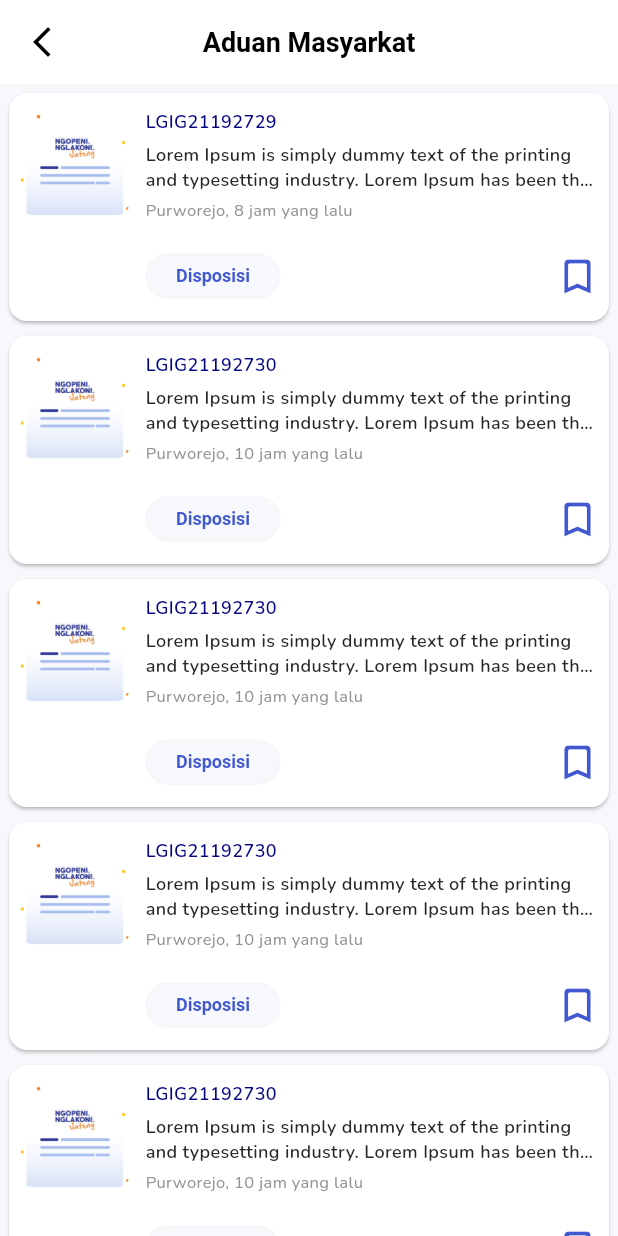
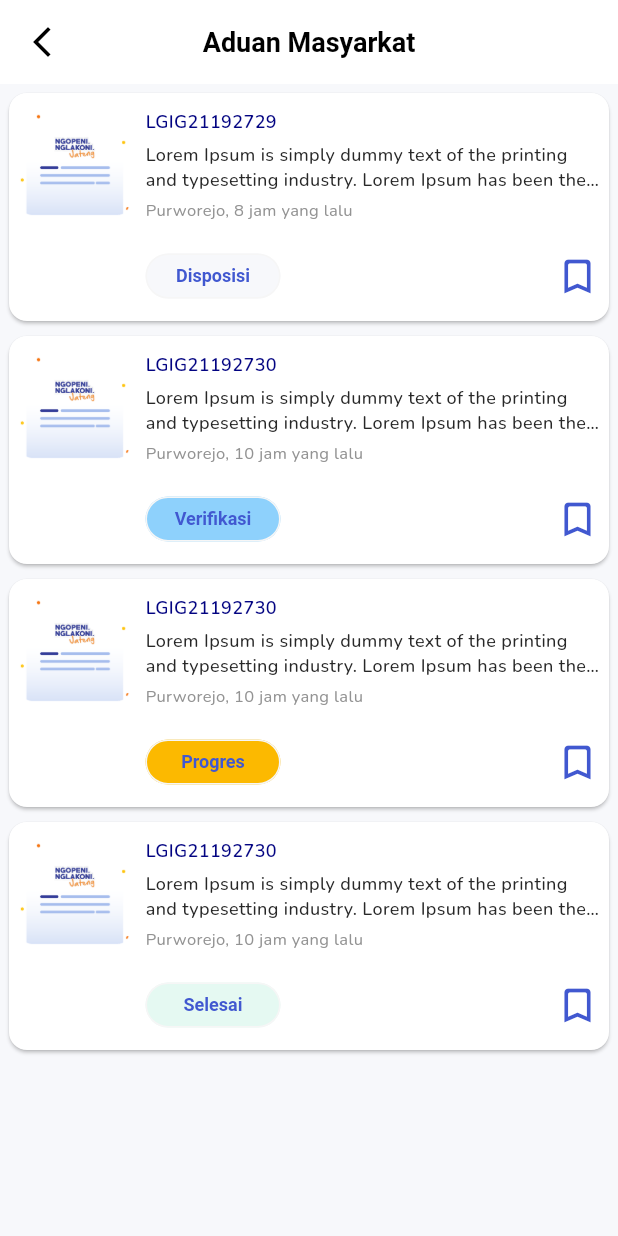
Before and after one commit to hafid-js/Polandesa, a Flutter app: the ListComplaintScren screen opened directly, on a phone screen of 412 x 824 dp. Run offline on Flutter 3.47's test engine with Material 3 defaults, Android fonts, the phone set to English and light mode, and no system bars; our stand-ins replace carousel_slider, connectivity_plus, get, iconsax, smooth_page_indicator.

Commit message:
create detail complaint page

```diff
--- a/lib/home/complaint/list_complaints.dart
+++ b/lib/home/complaint/list_complaints.dart
@@ -1,5 +1,6 @@
 import 'package:flutter/material.dart';
 import 'package:get/get.dart';
+import 'package:polandesa/home/complaint/detail_complaint.dart';
 import 'package:polandesa/utils/constants/colors.dart';
 import 'package:polandesa/utils/constants/helpers/hex_color.dart';
 
@@ -8,55 +9,34 @@ class ListComplaintScren extends StatelessWidget {
 
   @override
   Widget build(BuildContext context) {
-
     final List<Map<String, String>> complaints = [
       {
         "kode": "LGIG21192729",
         "deskripsi":
             "Lorem Ipsum is simply dummy text of the printing and typesetting industry. Lorem Ipsum has been the industry's standard dummy text ever since the 1500s.",
         "tanggal": "Purworejo, 8 jam yang lalu",
+        "status": "Disposisi",
       },
       {
         "kode": "LGIG21192730",
         "deskripsi":
             "Lorem Ipsum is simply dummy text of the printing and typesetting industry. Lorem Ipsum has been the industry's standard dummy text ever since the 1500s.",
         "tanggal": "Purworejo, 10 jam yang lalu",
+        "status": "Verifikasi",
       },
       {
         "kode": "LGIG21192730",
         "deskripsi":
             "Lorem Ipsum is simply dummy text of the printing and typesetting industry. Lorem Ipsum has been the industry's standard dummy text ever since the 1500s.",
         "tanggal": "Purworejo, 10 jam yang lalu",
+        "status": "Progres",
       },
       {
         "kode": "LGIG21192730",
         "deskripsi":
             "Lorem Ipsum is simply dummy text of the printing and typesetting industry. Lorem Ipsum has been the industry's standard dummy text ever since the 1500s.",
         "tanggal": "Purworejo, 10 jam yang lalu",
-      },
-      {
-        "kode": "LGIG21192730",
-        "deskripsi":
-            "Lorem Ipsum is simply dummy text of the printing and typesetting industry. Lorem Ipsum has been the industry's standard dummy text ever since the 1500s.",
-        "tanggal": "Purworejo, 10 jam yang lalu",
-      },
-      {
-        "kode": "LGIG21192730",
-        "deskripsi":
-            "Lorem Ipsum is simply dummy text of the printing and typesetting industry. Lorem Ipsum has been the industry's standard dummy text ever since the 1500s.",
-        "tanggal": "Purworejo, 10 jam yang lalu",
-      },
-      {
-        "kode": "LGIG21192730",
-        "deskripsi":
-            "Lorem Ipsum is simply dummy text of the printing and typesetting industry. Lorem Ipsum has been the industry's standard dummy text ever since the 1500s.",
-        "tanggal": "Purworejo, 10 jam yang lalu",
-      },
-      {
-        "kode": "LGIG21192730",
-        "deskripsi":
-            "Lorem Ipsum is simply dummy text of the printing and typesetting industry. Lorem Ipsum has been the industry's standard dummy text ever since the 1500s.",
-        "tanggal": "Purworejo, 10 jam yang lalu",
+        "status": "Selesai",
       },
     ];
 
@@ -82,6 +62,8 @@ class ListComplaintScren extends StatelessWidget {
       body: SingleChildScrollView(
         child: Padding(
           padding: const EdgeInsets.symmetric(horizontal: 2, vertical: 2),
+          child: GestureDetector(
+            onTap: () => Get.to(() => DetailComplaintScreen()),
             child: Column(
               children: complaints.map((item) {
                 return Padding(
@@ -90,7 +72,11 @@ class ListComplaintScren extends StatelessWidget {
                     color: UColors.white,
                     child: Container(
                       padding: const EdgeInsets.only(
-                        left: 6, right: 6, top: 10, bottom: 15),
+                        left: 6,
+                        right: 6,
+                        top: 10,
+                        bottom: 15,
+                      ),
                       child: Row(
                         crossAxisAlignment: CrossAxisAlignment.start,
                         children: [
@@ -123,7 +109,7 @@ class ListComplaintScren extends StatelessWidget {
                                   maxLines: 2,
                                   overflow: TextOverflow.ellipsis,
                                   style: TextStyle(
-                                  fontWeight: FontWeight.w600,
+                                    fontWeight: FontWeight.w500,
                                     color: UColors.dark,
                                     fontSize: 12,
                                   ),
@@ -150,26 +136,36 @@ class ListComplaintScren extends StatelessWidget {
                                         onPressed: () {
                                           showDialog(
                                             context: context,
-                                          builder: (context) => const AlertDialog(
+                                            builder: (context) =>
+                                                const AlertDialog(
                                                   title: Text("Informasi"),
-                                            content: Text(
-                                                "Uji Coba"),
+                                                  content: Text("Uji Coba"),
                                                 ),
                                           );
                                         },
                                         style: ElevatedButton.styleFrom(
                                           backgroundColor:
-                                            HexColor.fromHex("#f7f8fb"),
-                                        foregroundColor:
-                                            HexColor.fromHex("#FF4158D0"),
+                                              item["status"] == "Disposisi"
+                                              ? HexColor.fromHex("#f7f8fb")
+                                              : item["status"] == "Progres"
+                                              ? HexColor.fromHex("#fcb900")
+                                              : item["status"] == "Selesai"
+                                              ? HexColor.fromHex("#E5F9F2")
+                                              : item["status"] == "Verifikasi"
+                                              ? HexColor.fromHex("#8ed1fc")
+                                              : Colors.grey,
+                                          foregroundColor: HexColor.fromHex(
+                                            "#FF4158D0",
+                                          ),
                                           shape: RoundedRectangleBorder(
-                                          borderRadius:
-                                              BorderRadius.circular(30),
+                                            borderRadius: BorderRadius.circular(
+                                              30,
+                                            ),
                                           ),
                                           padding: EdgeInsets.zero,
                                         ),
-                                      child: const Text(
-                                        "Disposisi",
+                                        child: Text(
+                                          item["status"]!,
                                           style: TextStyle(fontSize: 12),
                                         ),
                                       ),
@@ -177,8 +173,7 @@ class ListComplaintScren extends StatelessWidget {
                                     Icon(
                                       Icons.bookmark_outline_rounded,
                                       size: 30,
-                                    color:
-                                        HexColor.fromHex("#FF4158D0"),
+                                      color: HexColor.fromHex("#FF4158D0"),
                                     ),
                                   ],
                                 ),
@@ -194,6 +189,7 @@ class ListComplaintScren extends StatelessWidget {
             ),
           ),
         ),
+      ),
     );
   }
 }
--- a/lib/main.dart
+++ b/lib/main.dart
@@ -1,6 +1,7 @@
 import 'package:flutter/material.dart';
 import 'package:flutter/services.dart';
 import 'package:get/route_manager.dart';
+import 'package:polandesa/home/complaint/detail_complaint.dart';
 import 'package:polandesa/main_screen.dart';
 import 'package:polandesa/utils/constants/colors.dart';
 import '../utils/constants/theme/theme.dart';
```
Also changed, not shown: lib/common/widgets/texts/expandable_description.dart (added, +44 -0 lines), lib/home/complaint/detail_complaint.dart (added, +376 -0 lines), assets/icons/lingkaran-biru.jpeg (added), assets/images/banners/banner-5.png (added). Lines whose indentation alone changed are shown as unchanged.
